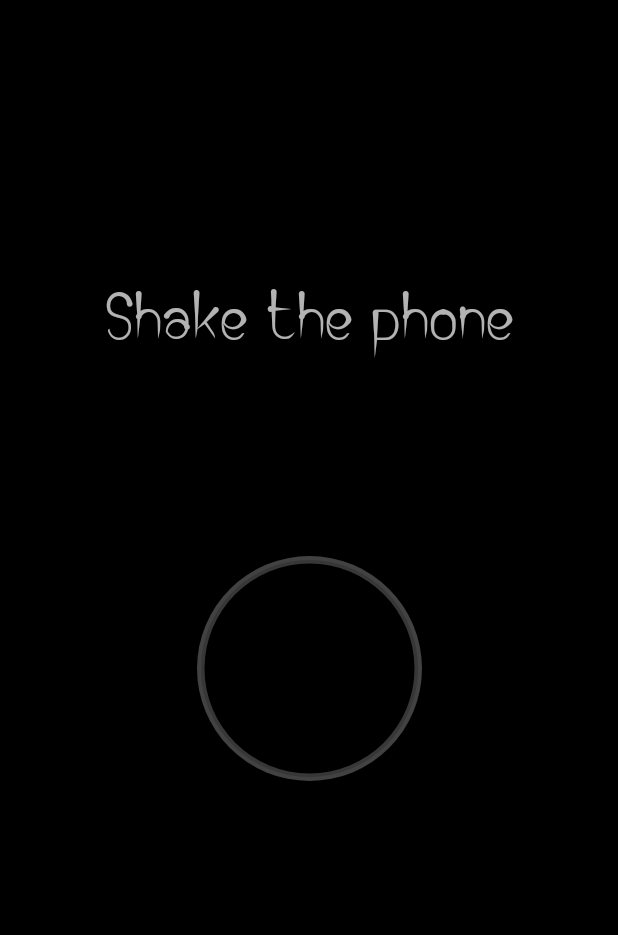
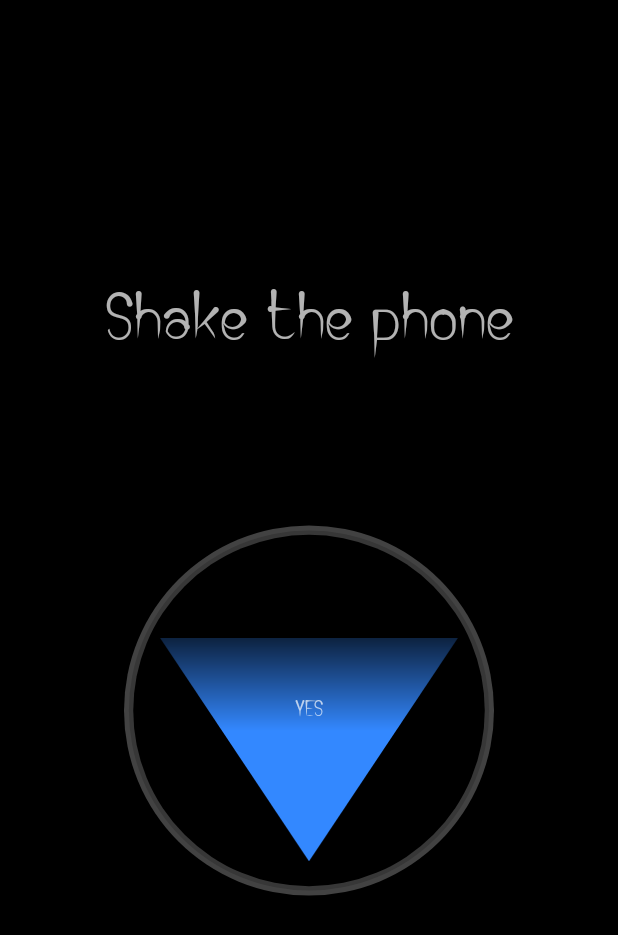
Before and after one commit to oarostovtseva/MagicBall, an Android app: the layout activity_main.xml on its own in the app's theme, with its tools: preview values and no code run, on a phone screen of 412 x 824 dp. Shown: the top 935 px of the screen. Run offline under Robolectric (Android 15) with nearby library versions, the phone set to English and light mode, and no system bars.

Commit message:
Triangle image

```diff
--- a/app/src/main/java/com/orost/magicball/MainActivity.kt
+++ b/app/src/main/java/com/orost/magicball/MainActivity.kt
@@ -15,7 +15,6 @@ class MainActivity : AppCompatActivity(), ShakeDetector.Listener {
         super.onCreate(savedInstanceState)
         setContentView(R.layout.activity_main)
 
-
         val sensorManager = getSystemService(Context.SENSOR_SERVICE) as SensorManager
         val sd = ShakeDetector(this)
         sd.setSensitivity(SENSITIVITY_LIGHT)
@@ -23,6 +22,6 @@ class MainActivity : AppCompatActivity(), ShakeDetector.Listener {
     }
 
     override fun hearShake() {
-        text.text = "I was shaked..."
+        //hint.text = "I was shaked..."
     }
 }
--- a/app/src/main/res/drawable/background_ball.xml
+++ b/app/src/main/res/drawable/background_ball.xml
@@ -4,8 +4,8 @@
         <shape android:shape="oval">
             <solid android:color="@color/colorLightGrey" />
             <size
-                android:width="150dp"
-                android:height="150dp" />
+                android:width="200dp"
+                android:height="200dp" />
         </shape>
     </item>
     <item>
@@ -15,8 +15,8 @@
                 android:color="@android:color/transparent" />
             <solid android:color="@color/colorDarkGrey" />
             <size
-                android:width="145dp"
-                android:height="145dp" />
+                android:width="195dp"
+                android:height="195dp" />
         </shape>
     </item>
 
@@ -27,8 +27,8 @@
                 android:color="@android:color/transparent" />
             <solid android:color="@android:color/black" />
             <size
-                android:width="140dp"
-                android:height="140dp" />
+                android:width="190dp"
+                android:height="190dp" />
         </shape>
     </item>
 
--- /dev/null
+++ b/app/src/main/res/drawable/background_triangle.xml
@@ -0,0 +1,28 @@
+<?xml version="1.0" encoding="utf-8"?>
+<vector xmlns:android="http://schemas.android.com/apk/res/android"
+    xmlns:aapt="http://schemas.android.com/aapt"
+    android:width="32dp"
+    android:height="24dp"
+    android:viewportWidth="32.0"
+    android:viewportHeight="24.0">
+    <path
+        android:fillType="evenOdd"
+        android:pathData="M0 0 h32 l-16 24 Z">
+        <aapt:attr name="android:fillColor">
+            <gradient
+                android:endX="32"
+                android:endY="10"
+                android:startX="32"
+                android:startY="0"
+                android:type="linear">
+                <item
+                    android:color="#403388FF"
+                    android:offset="0.0" />
+                <item
+                    android:color="#3388FF"
+                    android:offset="1.0" />
+            </gradient>
+        </aapt:attr>
+    </path>
+
+</vector>
--- a/app/src/main/res/layout/activity_main.xml
+++ b/app/src/main/res/layout/activity_main.xml
@@ -15,31 +15,80 @@
         app:layout_constraintGuide_percent="0.2" />
 
     <TextView
-        android:id="@+id/text"
+        android:id="@+id/hint_text"
         style="@style/HintTextStyle"
         android:layout_width="wrap_content"
         android:layout_height="wrap_content"
+        android:gravity="center"
         android:padding="24dp"
-        android:gravity="center"
         android:text="@string/title_hint"
         app:layout_constraintLeft_toLeftOf="parent"
         app:layout_constraintRight_toRightOf="parent"
         app:layout_constraintTop_toTopOf="@id/top_guideline" />
 
     <androidx.constraintlayout.widget.Guideline
-        android:id="@+id/ball_guideline"
+        android:id="@+id/ball_guideline_top"
         android:layout_width="match_parent"
         android:layout_height="1dp"
         android:orientation="horizontal"
-        app:layout_constraintGuide_percent="0.45" />
+        app:layout_constraintGuide_percent="0.4" />
+
+    <androidx.constraintlayout.widget.Guideline
+        android:id="@+id/ball_guideline_bottom"
+        android:layout_width="match_parent"
+        android:layout_height="1dp"
+        android:orientation="horizontal"
+        app:layout_constraintGuide_percent="0.75" />
+
+    <androidx.constraintlayout.widget.Guideline
+        android:id="@+id/ball_guideline_left"
+        android:layout_width="match_parent"
+        android:layout_height="1dp"
+        android:orientation="vertical"
+        app:layout_constraintGuide_percent="0.2" />
+
+    <androidx.constraintlayout.widget.Guideline
+        android:id="@+id/ball_guideline_right"
+        android:layout_width="match_parent"
+        android:layout_height="1dp"
+        android:orientation="vertical"
+        app:layout_constraintGuide_percent="0.8" />
 
     <ImageView
-        android:layout_width="wrap_content"
-        android:layout_height="wrap_content"
+        android:id="@+id/ball_bg"
+        android:layout_width="0dp"
+        android:layout_height="0dp"
         android:src="@drawable/background_ball"
-        app:layout_constraintLeft_toLeftOf="parent"
-        app:layout_constraintRight_toRightOf="parent"
-        app:layout_constraintTop_toTopOf="@id/ball_guideline" />
+        app:layout_constraintBottom_toBottomOf="@id/ball_guideline_bottom"
+        app:layout_constraintLeft_toLeftOf="@id/ball_guideline_left"
+        app:layout_constraintRight_toRightOf="@id/ball_guideline_right"
+        app:layout_constraintTop_toTopOf="@id/ball_guideline_top" />
 
+    <ImageView
+        android:id="@+id/answer_bg"
+        android:layout_width="0dp"
+        android:layout_height="0dp"
+        android:paddingLeft="24sp"
+        android:paddingTop="68sp"
+        android:paddingRight="24sp"
+        android:paddingBottom="16sp"
+        android:src="@drawable/background_triangle"
+        app:layout_constraintBottom_toBottomOf="@id/ball_bg"
+        app:layout_constraintLeft_toLeftOf="@id/ball_bg"
+        app:layout_constraintRight_toRightOf="@id/ball_bg"
+        app:layout_constraintTop_toTopOf="@id/ball_bg" />
+
+    <TextView
+        android:id="@+id/answer_text"
+        style="@style/AnswertTextStyle"
+        android:layout_width="0dp"
+        android:layout_height="0dp"
+        android:gravity="center"
+        android:textAllCaps="true"
+        app:layout_constraintBottom_toBottomOf="@id/ball_bg"
+        app:layout_constraintLeft_toLeftOf="@id/ball_bg"
+        app:layout_constraintRight_toRightOf="@id/ball_bg"
+        app:layout_constraintTop_toTopOf="@id/ball_bg"
+        tools:text="Yes" />
 
 </androidx.constraintlayout.widget.ConstraintLayout>
--- a/app/src/main/res/values/colors.xml
+++ b/app/src/main/res/values/colors.xml
@@ -5,6 +5,7 @@
     <color name="colorAccent">@color/colorBrightPurple</color>
 
     <color name="colorBrightPurple">#ae52d4</color>
+    <color name="colorBrightBlue">#3388FF</color>
     <color name="colorDarkGrey">#373737</color>
     <color name="colorLightGrey">#424242</color>
 </resources>
--- a/app/src/main/res/values/styles.xml
+++ b/app/src/main/res/values/styles.xml
@@ -12,4 +12,10 @@
         <item name="android:textStyle">bold</item>
     </style>
 
+    <style name="AnswertTextStyle" parent="@android:style/TextAppearance.Small">
+        <item name="android:fontFamily">@font/crochet_family</item>
+        <item name="android:textSize">15sp</item>
+        <item name="android:textStyle">bold</item>
+    </style>
+
 </resources>
```
